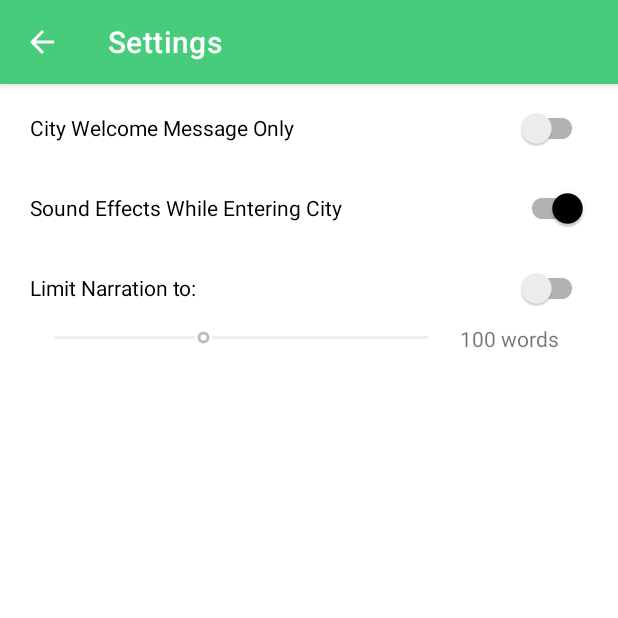
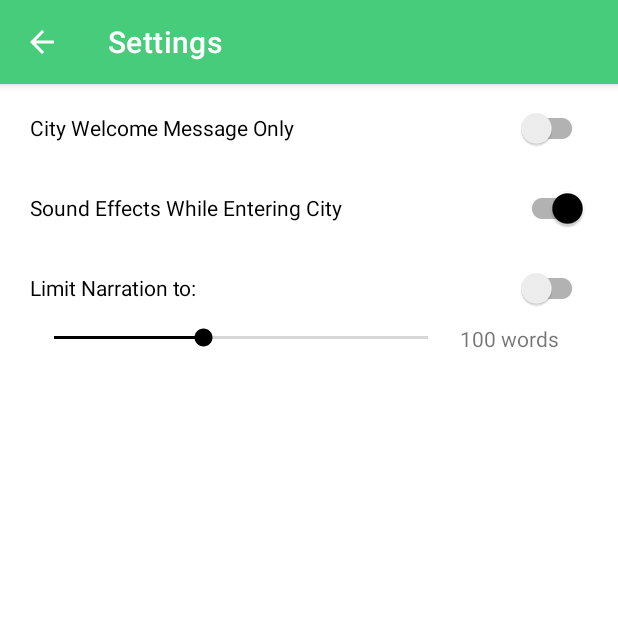
Before and after one commit to Hackthrob-Team/tourapp, an Android app: the screen it shows after launch (SettingsActivity), after a tap on "Settings", on a phone screen of 412 x 824 dp, the top half of it. Run offline under Robolectric (Android 15) with nearby library versions, the phone set to English and light mode, and no system bars; our stand-ins replace Volley.

Commit message:
Fixed problem with enabled/disabled setting option buttons

```diff
--- a/app/src/main/java/com/hfad/tourapp/SettingsActivity.java
+++ b/app/src/main/java/com/hfad/tourapp/SettingsActivity.java
@@ -45,21 +45,6 @@ public class SettingsActivity extends AppCompatActivity {
         sbWords = findViewById(R.id.sbWords);
         tvWordCount = findViewById(R.id.tvWordCount);
         prefs = getSharedPreferences("com.hfad.tourapp.preferences", Context.MODE_PRIVATE);
-
-        if(prefs.getBoolean("welcome", DEFAULT_WELCOME))
-            swWelcome.setChecked(true);
-        if(prefs.getBoolean("notify", DEFAULT_NOTIFY))
-            swNotify.setChecked(true);
-        if(prefs.getBoolean("speech-limit", DEFAULT_SPEECH_LIMIT)) {
-            swSpeechLimit.setChecked(true);
-            sbWords.setEnabled(true);
-        } else {
-            swSpeechLimit.setChecked(false);
-            sbWords.setEnabled(false);
-        }
-        sbWords.setProgress(prefs.getInt("word-count", DEFAULT_WORD_COUNT));
-
-        tvWordCount.setText(sbWords.getProgress() + " words");
 
         //Setting up listeners for switches
 
@@ -117,6 +102,13 @@ public class SettingsActivity extends AppCompatActivity {
             @Override
             public void onStopTrackingTouch(SeekBar seekBar) {}
         });
+
+        swWelcome.setChecked(prefs.getBoolean("welcome", DEFAULT_WELCOME));
+        swNotify.setChecked(prefs.getBoolean("notify", DEFAULT_NOTIFY));
+        swSpeechLimit.setChecked(prefs.getBoolean("speech-limit", DEFAULT_SPEECH_LIMIT));
+        sbWords.setProgress(prefs.getInt("word-count", DEFAULT_WORD_COUNT));
+
+        tvWordCount.setText(sbWords.getProgress() + " words");
     }
 
     @Override
```
